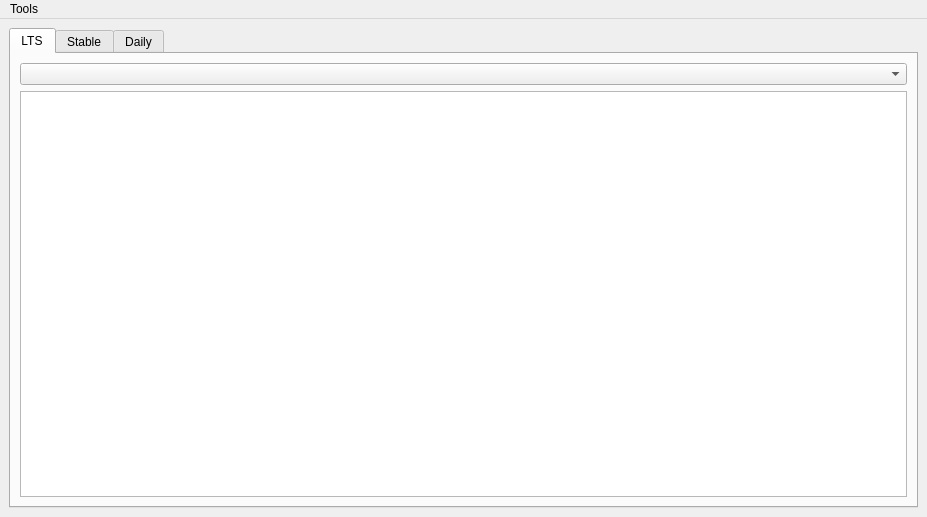
Old version of the form blender_manager.ui in the repository sanath111/Blender_Manager.
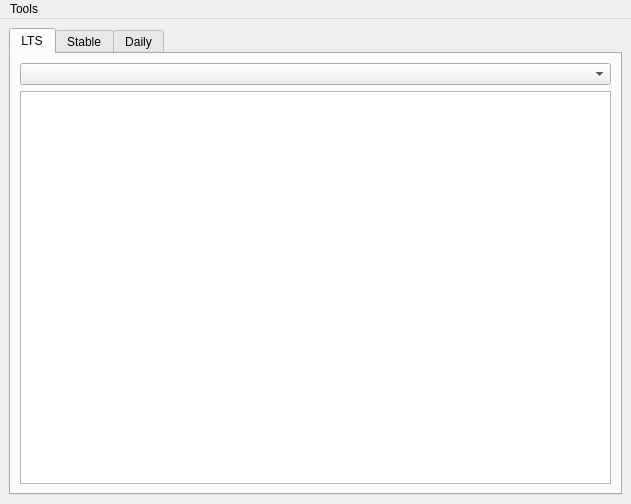
New version of the form.

What changed in the file:
```diff
--- a/blender_manager.ui
+++ b/blender_manager.ui
@@ -6,8 +6,8 @@
    <rect>
     <x>0</x>
     <y>0</y>
-    <width>927</width>
-    <height>517</height>
+    <width>631</width>
+    <height>504</height>
    </rect>
   </property>
   <property name="windowTitle">
@@ -75,7 +75,7 @@
     <rect>
      <x>0</x>
      <y>0</y>
-     <width>927</width>
+     <width>631</width>
      <height>23</height>
     </rect>
    </property>
```
